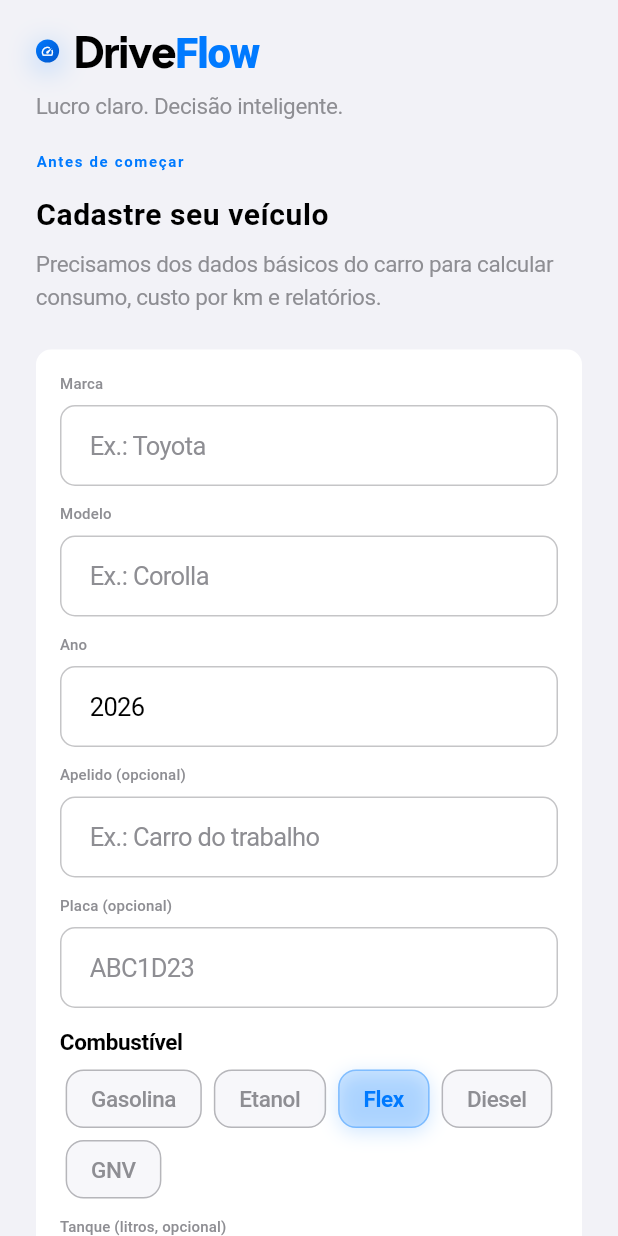
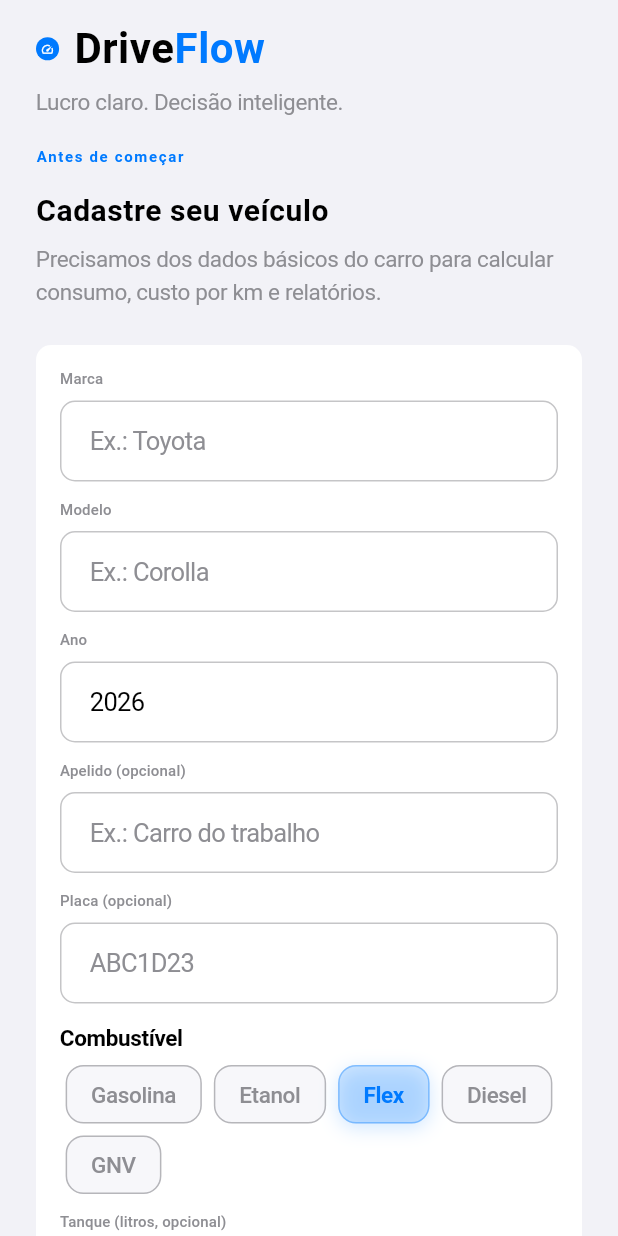
Before and after one commit to solerpedroo/driveflow, a Flutter app: the screen it shows once a user with an empty profile is signed in, on a phone screen of 412 x 824 dp. Run offline on Flutter 3.47's test engine with Material 3 defaults, Android fonts, the phone set to English and light mode, and no system bars; our stand-ins replace cached_network_image, connectivity_plus, dio, file_picker, fl_chart, flutter_hooks and 13 more; missing offline and left inert: google_mlkit_text_recognition; accounts and stored records are empty; network calls fail; statements that could not run were skipped.

Commit message:
feat(ui): logo minimalista system blue
Co-authored-by: Pedro Henrique Contardi Soler <pedrocsoler@hotmail.com>

```diff
--- a/lib/shared/widgets/driveflow_brand_logo.dart
+++ b/lib/shared/widgets/driveflow_brand_logo.dart
@@ -1,11 +1,9 @@
 import 'package:flutter/material.dart';
-import 'package:google_fonts/google_fonts.dart';
 
 import '../../core/constants/app_constants.dart';
 import '../../core/theme/app_colors.dart';
-import '../../core/theme/app_gradients.dart';
 
-/// Logotipo tipográfico DriveFlow — marca azul premium.
+/// Logotipo DriveFlow — minimalista estilo iOS.
 class DriveFlowBrandLogo extends StatelessWidget {
   const DriveFlowBrandLogo({
     super.key,
@@ -22,7 +20,7 @@ class DriveFlowBrandLogo extends StatelessWidget {
     final titleSize = switch (size) {
       LogoSize.small => 22.0,
       LogoSize.medium => 28.0,
-      LogoSize.large => 36.0,
+      LogoSize.large => 34.0,
     };
 
     return Column(
@@ -36,15 +34,8 @@ class DriveFlowBrandLogo extends StatelessWidget {
               width: titleSize * 0.55,
               height: titleSize * 0.55,
               decoration: BoxDecoration(
-                borderRadius: BorderRadius.circular(12),
-                gradient: AppGradients.brand,
-                boxShadow: [
-                  BoxShadow(
-                    color: AppColors.brandBlue.withValues(alpha: 0.35),
-                    blurRadius: 16,
-                    offset: const Offset(0, 4),
-                  ),
-                ],
+                borderRadius: BorderRadius.circular(10),
+                color: AppColors.systemBlue,
               ),
               child: Icon(
                 Icons.speed_rounded,
@@ -55,17 +46,19 @@ class DriveFlowBrandLogo extends StatelessWidget {
             const SizedBox(width: 10),
             RichText(
               text: TextSpan(
-                style: GoogleFonts.plusJakartaSans(
+                style: TextStyle(
                   fontSize: titleSize,
-                  fontWeight: FontWeight.w800,
-                  letterSpacing: -0.8,
+                  fontWeight: FontWeight.w700,
+                  letterSpacing: 0.37,
                   color: theme.colorScheme.onSurface,
+                  fontFamily: '.SF Pro Display',
+                  fontFamilyFallback: const ['Roboto', 'sans-serif'],
                 ),
                 children: const [
                   TextSpan(text: 'Drive'),
                   TextSpan(
                     text: 'Flow',
-                    style: TextStyle(color: AppColors.brandBlue),
+                    style: TextStyle(color: AppColors.systemBlue),
                   ),
                 ],
               ),
```
